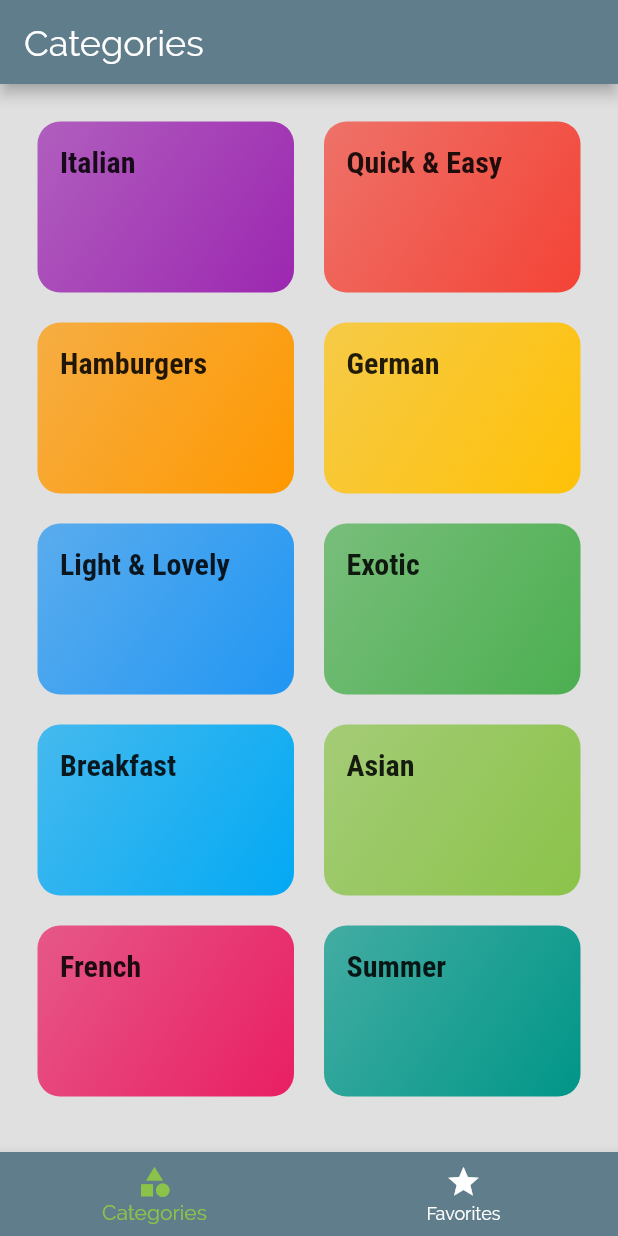
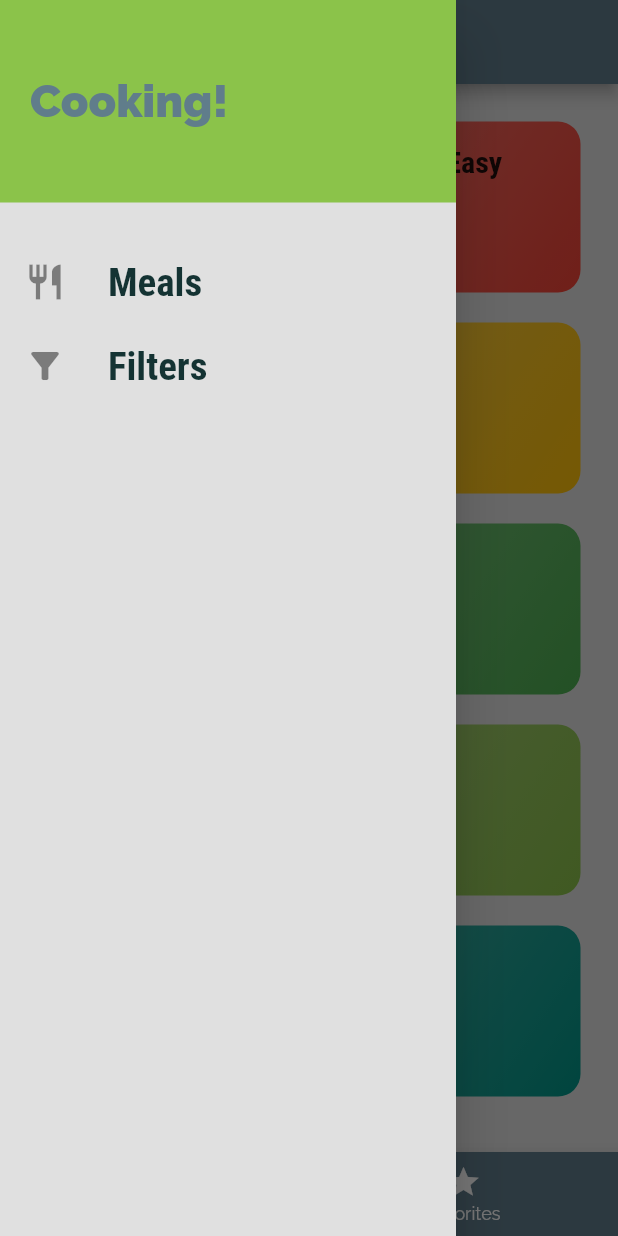
Before and after one commit to OrMizL/my_meals_app, a Flutter app: the screen it shows after launch, with the side drawer open (before the commit the screen has no drawer), on a phone screen of 412 x 824 dp. Run offline on Flutter 3.47's test engine with Material 2 defaults, Android fonts, the phone set to English and light mode, and no system bars.

Commit message:
added main drawer and links

```diff
--- a/lib/main.dart
+++ b/lib/main.dart
@@ -38,7 +38,7 @@ class MyApp extends StatelessWidget {
               ),
             ),
       ),
-      home: TabsScreen(),
+      home: TabsPage(),
     );
   }
 }
--- /dev/null
+++ b/lib/screens/filters_page.dart
@@ -0,0 +1,16 @@
+import 'package:flutter/src/foundation/key.dart';
+import 'package:flutter/src/widgets/framework.dart';
+import 'package:flutter/src/widgets/placeholder.dart';
+
+import 'package:flutter/material.dart';
+
+class FiltersPage extends StatelessWidget {
+  const FiltersPage({Key key}) : super(key: key);
+
+  @override
+  Widget build(BuildContext context) {
+    return Center(
+      child: Text('Filters!'),
+    );
+  }
+}
--- a/lib/screens/tabs_page.dart
+++ b/lib/screens/tabs_page.dart
@@ -1,16 +1,17 @@
 import 'package:flutter/material.dart';
+import '../widgets/main_drawer.dart';
 
 import './categories_page.dart';
 import './favorites_page.dart';
 
-class TabsScreen extends StatefulWidget {
-  const TabsScreen({Key key}) : super(key: key);
+class TabsPage extends StatefulWidget {
+  const TabsPage({Key key}) : super(key: key);
 
   @override
-  State<TabsScreen> createState() => _TabsScreenState();
+  State<TabsPage> createState() => _TabsPageState();
 }
 
-class _TabsScreenState extends State<TabsScreen> {
+class _TabsPageState extends State<TabsPage> {
   final List<Map<String, Object>> _pages = [
     {
       'page': CategoriesPage(),
@@ -36,6 +37,7 @@ class _TabsScreenState extends State<TabsScreen> {
       appBar: AppBar(
         title: Text(_pages[_selectedPageIndex]['title']),
       ),
+      drawer: MainDrawer(),
       body: _pages[_selectedPageIndex]['page'],
       bottomNavigationBar: BottomNavigationBar(
         onTap: _selectPage,
--- /dev/null
+++ b/lib/widgets/main_drawer.dart
@@ -0,0 +1,80 @@
+import 'package:flutter/material.dart';
+
+import '../screens/tabs_page.dart';
+import '../screens/filters_page.dart';
+
+class MainDrawer extends StatelessWidget {
+  const MainDrawer({Key key}) : super(key: key);
+
+  @override
+  Widget build(BuildContext context) {
+    Widget _buildListTile(String title, IconData icon, Function tapHandler) {
+      return ListTile(
+        leading: Icon(
+          icon,
+          size: 28,
+        ),
+        title: Text(
+          title,
+          style: TextStyle(
+            fontFamily: 'RobotoCondensed',
+            fontSize: 26,
+            fontWeight: FontWeight.bold,
+          ),
+        ),
+        onTap: tapHandler,
+      );
+    }
+
+    return Drawer(
+      child: Column(
+        children: [
+          Container(
+            height: 135,
+            width: double.infinity,
+            padding: EdgeInsets.all(20),
+            alignment: Alignment.centerLeft,
+            color: Theme.of(context).colorScheme.secondary,
+            child: Text(
+              'Cooking!',
+              style: TextStyle(
+                fontWeight: FontWeight.w900,
+                fontSize: 30,
+                color: Theme.of(context).colorScheme.primary,
+              ),
+            ),
+          ),
+          SizedBox(
+            height: 25,
+          ),
+          _buildListTile(
+            'Meals',
+            Icons.restaurant,
+            () => {
+              Navigator.of(context).push(
+                MaterialPageRoute(
+                  builder: (_) {
+                    return TabsPage();
+                  },
+                ),
+              ),
+            },
+          ),
+          _buildListTile(
+            'Filters',
+            Icons.filter_alt,
+            () => {
+              Navigator.of(context).push(
+                MaterialPageRoute(
+                  builder: (_) {
+                    return FiltersPage();
+                  },
+                ),
+              ),
+            },
+          ),
+        ],
+      ),
+    );
+  }
+}
```
